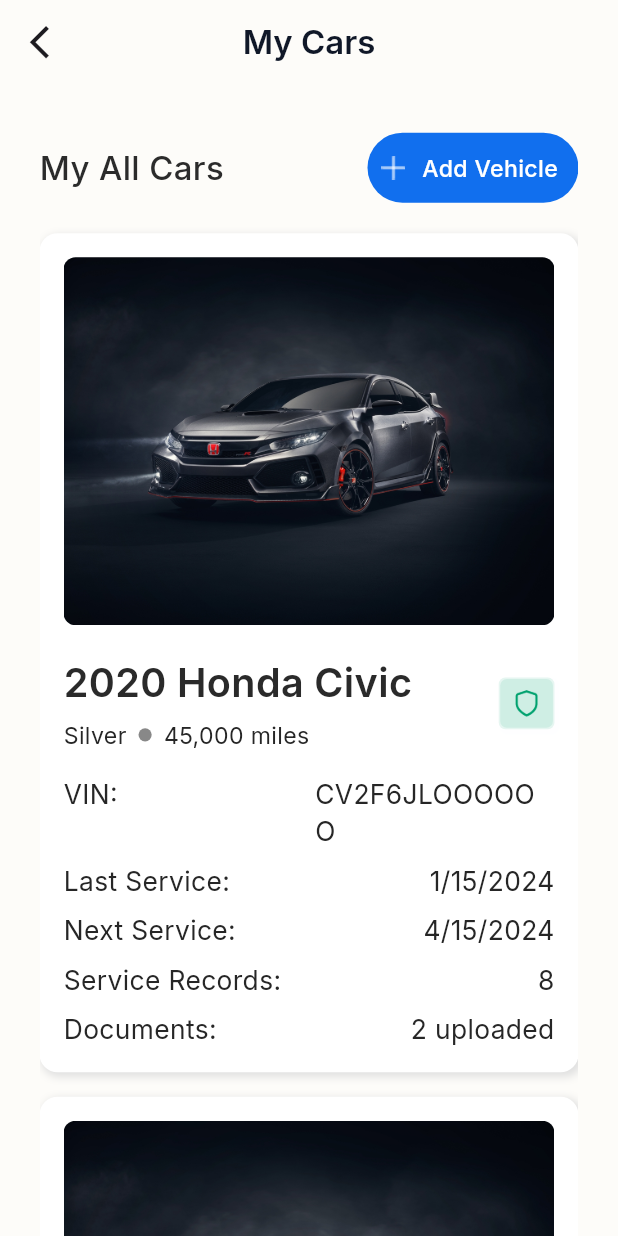
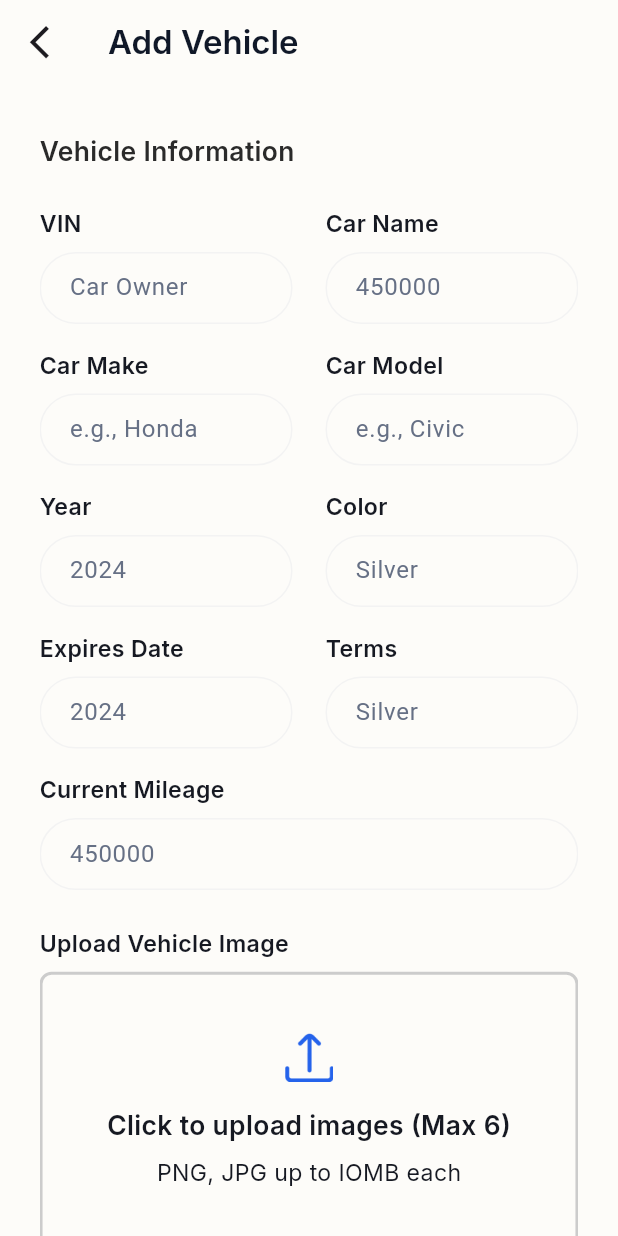
Before and after one commit to SadikurRahman1/salamora_ui, a Flutter app: the MyCarsScreen screen opened by its route, after a tap on "Add Vehicle", on a phone screen of 412 x 824 dp. Run offline on Flutter 3.47's test engine with Material 3 defaults, Android fonts, the light colour scheme and no system bars; our stand-ins replace flutter_spinkit, get, google_fonts, image_picker, pinput, shared_preferences; accounts and stored records are empty.

Commit message:
Add Vehicle screen done

```diff
--- a/selemara/lib/core/constants/app_colors.dart
+++ b/selemara/lib/core/constants/app_colors.dart
@@ -20,6 +20,7 @@
   static const Color geryColor = Color(0xFFA9A9A9);
   static const Color lightCream = Color(0xFFFDFCF9);
   static const Color borderColor = Color(0xFFD2DAE3);
+  static const Color borderColor3f3 = Color(0xFFf3f3f3);
   static const Color profileBorderColor = Color(0xFFF2F4F7);
   static const Color darkBlueGrey = Color(0xFF1F2C37);
   static const Color graphite = Color(0xFF45474E);
--- a/selemara/lib/core/constants/app_icons.dart
+++ b/selemara/lib/core/constants/app_icons.dart
@@ -30,4 +30,5 @@
   static const backArrow = "assets/icons/back_arrow.png";
   static const plus1 = "assets/icons/plus1.png";
   static const model = "assets/icons/model.png";
+  static const upload = "assets/icons/upload.png";
 }
--- a/selemara/lib/core/routes/app_pages.dart
+++ b/selemara/lib/core/routes/app_pages.dart
@@ -13,6 +13,7 @@
 import '../../features/auth/views/login_screen.dart';
 import '../../features/auth/views/register_screen.dart';
 import '../../features/car_owner_flow/car_owner_nevbar/view/owner_navbar_screen.dart';
+import '../../features/car_owner_flow/home/view/add_vehicle_screen.dart';
 import '../../features/car_owner_flow/home/view/my_cars_screen.dart';
 import '../../features/car_owner_flow/profile/binding/profile_binding.dart';
 import '../../features/car_owner_flow/profile/view/edit_profile_screen.dart';
@@ -97,6 +98,12 @@
       page: () => MyCarsScreen(),
     ),
 
+
+    GetPage(
+      name: AppRoutes.addVehicleScreen,
+      page: () => AddVehicleScreen(),
+    ),
+
     // GetPage(
     //   name: AppRoutes.home,
     //   page: () => const HomePage(),
--- a/selemara/lib/core/routes/app_routes.dart
+++ b/selemara/lib/core/routes/app_routes.dart
@@ -14,6 +14,7 @@
   static const verify = '/verify';
   static const ownerNavbarScreen = '/ownerNavbarScreen';
   static const myCarsScreen = '/myCarsScreen';
+  static const addVehicleScreen = '/addVehicleScreen';
 
 
   static const updatePasswordScreen = '/updatePasswordScreen';
--- /dev/null
+++ b/selemara/lib/features/car_owner_flow/home/controller/add_vehicle_controller.dart
@@ -0,0 +1,18 @@
+import 'dart:io';
+
+import 'package:flutter/cupertino.dart';
+import 'package:get/get.dart';
+
+class AddVehicleController extends GetxController{
+
+  TextEditingController vinController = TextEditingController();
+  TextEditingController carNameController = TextEditingController();
+  TextEditingController makeController = TextEditingController();
+  TextEditingController modelController = TextEditingController();
+  TextEditingController yearController = TextEditingController();
+  TextEditingController colorController = TextEditingController();
+  TextEditingController expiresController = TextEditingController();
+  TextEditingController tremsController = TextEditingController();
+  TextEditingController currentController = TextEditingController();
+  Rxn<File> file = Rxn<File>();
+}
--- /dev/null
+++ b/selemara/lib/features/car_owner_flow/home/view/add_vehicle_screen.dart
@@ -0,0 +1,258 @@
+import 'dart:developer';
+import 'dart:io';
+
+import 'package:flutter/material.dart';
+import 'package:selemara/core/constants/app_icons.dart';
+import 'package:selemara/core/widgets/custom_button.dart';
+
+import '../../../../core/constants/app_colors.dart';
+import '../../../../core/constants/app_responsive.dart';
+import '../../../../core/widgets/app_text.dart';
+import '../../../../core/widgets/custom_appbar.dart';
+import '../../profile/widget/custom_text_field.dart';
+import '../controller/add_vehicle_controller.dart';
+import '../widget/car_info_section.dart';
+import 'package:get/get.dart';
+
+import '../widget/get_image.dart';
+
+class AddVehicleScreen extends StatelessWidget {
+  AddVehicleScreen({super.key});
+
+  final controller = Get.put(AddVehicleController());
+
+  @override
+  Widget build(BuildContext context) {
+    final res = AppResponsive();
+
+    return Scaffold(
+      appBar: CustomAppBar(
+        title: "Add Vehicle",
+
+        leading: Icon(Icons.arrow_back_ios, size: res.wp(24)),
+      ),
+
+      body: Padding(
+        padding: EdgeInsets.symmetric(horizontal: res.wp(24)),
+        child: CustomScrollView(
+          slivers: [
+            SliverToBoxAdapter(child: SizedBox(height: res.hp(32))),
+
+            SliverToBoxAdapter(
+              child: AppText(
+                "Vehicle Information",
+                color: AppColors.textColor2A2A,
+                fontSize: 16,
+                fontWeight: FontWeight.w600,
+              ),
+            ),
+            SliverToBoxAdapter(child: SizedBox(height: res.hp(24))),
+
+            CarInfoSection(
+              controllerA: controller.vinController,
+              controllerB: controller.carNameController,
+              label1: "VIN",
+              label2: "Car Name",
+              hint1: "Car Owner",
+              hint2: "450000",
+            ),
+
+            SliverToBoxAdapter(child: SizedBox(height: res.hp(16))),
+
+            CarInfoSection(
+              controllerA: controller.makeController,
+              controllerB: controller.modelController,
+
+              label1: "Car Make",
+              label2: "Car Model",
+              hint1: "e.g., Honda",
+              hint2: "e.g., Civic",
+            ),
+
+            SliverToBoxAdapter(child: SizedBox(height: res.hp(16))),
+
+            CarInfoSection(
+              controllerA: controller.makeController,
+              controllerB: controller.modelController,
+              label1: "Year",
+              label2: "Color",
+              hint1: "2024",
+              hint2: "Silver",
+            ),
+
+            SliverToBoxAdapter(child: SizedBox(height: res.hp(16))),
+
+            CarInfoSection(
+              controllerA: controller.expiresController,
+              controllerB: controller.tremsController,
+              label1: "Expires Date",
+              label2: "Terms",
+              hint1: "2024",
+              hint2: "Silver",
+            ),
+            SliverToBoxAdapter(child: SizedBox(height: res.hp(16))),
+
+            SliverToBoxAdapter(
+              child: AppText(
+                "Current Mileage",
+                color: AppColors.secondryTextColor,
+                fontSize: 14,
+                fontWeight: FontWeight.w600,
+              ),
+            ),
+
+            SliverToBoxAdapter(child: SizedBox(height: res.hp(8))),
+
+            SliverToBoxAdapter(
+              child: CustomTextField(
+                borderRadius: 24,
+                bordarColor: AppColors.borderColor3f3,
+                controller: controller.currentController,
+                hintText: "450000",
+              ),
+            ),
+            SliverToBoxAdapter(child: SizedBox(height: res.hp(24))),
+
+            SliverToBoxAdapter(
+              child: AppText(
+                "Upload Vehicle Image",
+                color: AppColors.secondryTextColor,
+                fontSize: 14,
+                fontWeight: FontWeight.w600,
+              ),
+            ),
+            SliverToBoxAdapter(child: SizedBox(height: res.hp(8))),
+
+            SliverToBoxAdapter(
+              child: GestureDetector(
+                onTap: () {
+                  GetImageFromGalleryCamera().chooseImage(context, (image) {
+                    log("............$image............");
+                    controller.file.value = File(image.path);
+                  });
+                },
+                child: Container(
+                  alignment: Alignment.center,
+                  padding: EdgeInsets.symmetric(horizontal: 17, vertical: 39),
+                  decoration: BoxDecoration(
+                    border: Border.all(width: 2, color: Color(0xFFCCCCCC)),
+
+                    borderRadius: BorderRadius.circular(8),
+                  ),
+
+                  child: Column(
+                    children: [
+                      Image.asset(
+                        AppIcons.upload,
+                        height: res.hp(32),
+                        width: res.wp(32),
+                      ),
+                      SizedBox(height: res.hp(16)),
+
+                      AppText(
+                        "Click to upload images (Max 6)",
+                        color: AppColors.secondryTextColor,
+                        fontSize: 16,
+                        fontWeight: FontWeight.w600,
+                      ),
+                      SizedBox(height: res.hp(8)),
+
+                      AppText(
+                        "PNG, JPG up to IOMB each",
+                        color: AppColors.secondryTextColor,
+                        fontSize: 14,
+                        fontWeight: FontWeight.w400,
+                      ),
+                    ],
+                  ),
+                ),
+              ),
+            ),
+
+            SliverToBoxAdapter(child: SizedBox(height: res.hp(24))),
+
+            SliverToBoxAdapter(
+              child: AppText(
+                "Upload Document",
+                color: AppColors.secondryTextColor,
+                fontSize: 14,
+                fontWeight: FontWeight.w600,
+              ),
+            ),
+            SliverToBoxAdapter(child: SizedBox(height: res.hp(8))),
+
+            SliverToBoxAdapter(
+              child: GestureDetector(
+                onTap: () {
+                  GetImageFromGalleryCamera().chooseImage(context, (image) {
+                    log("............$image............");
+                    controller.file.value = File(image.path);
+                  });
+                },
+                child: Container(
+                  alignment: Alignment.center,
+                  padding: EdgeInsets.symmetric(horizontal: 17, vertical: 39),
+                  decoration: BoxDecoration(
+                    border: Border.all(width: 2, color: Color(0xFFCCCCCC)),
+
+                    borderRadius: BorderRadius.circular(8),
+                  ),
+
+                  child: Column(
+                    children: [
+                      Image.asset(
+                        AppIcons.upload,
+                        height: res.hp(32),
+                        width: res.wp(32),
+                      ),
+                      SizedBox(height: res.hp(16)),
+
+                      AppText(
+                        "Click to upload images (Max 6)",
+                        color: AppColors.secondryTextColor,
+                        fontSize: 16,
+                        fontWeight: FontWeight.w600,
+                      ),
+                      SizedBox(height: res.hp(8)),
+
+                      AppText(
+                        "PNG, JPG up to IOMB each",
+                        color: AppColors.secondryTextColor,
+                        fontSize: 14,
+                        fontWeight: FontWeight.w400,
+                      ),
+                    ],
+                  ),
+                ),
+              ),
+            ),
+
+            SliverToBoxAdapter(child: SizedBox(height: res.hp(32))),
+
+            SliverToBoxAdapter(
+              child: Row(
+                children: [
+                  Expanded(
+                    child: CustomButton(
+                      btnColor: Color(0xFFF5F5F5),
+                      text: "Cancel",
+                      onTap: () {},
+                      textColor: Color(0xFFACACAC),
+                    ),
+                  ),
+
+                  SizedBox(width: res.wp(20)),
+                  Expanded(
+                    child: CustomButton(text: "Add Vehicle", onTap: () {}),
+                  ),
+                ],
+              ),
+            ),
+
+            SliverToBoxAdapter(child: SizedBox(height: res.wp(52))),
+          ],
+        ),
+      ),
+    );
+  }
+}
--- a/selemara/lib/features/car_owner_flow/home/view/my_cars_screen.dart
+++ b/selemara/lib/features/car_owner_flow/home/view/my_cars_screen.dart
@@ -1,8 +1,9 @@
 import 'package:flutter/material.dart';
 import 'package:selemara/core/constants/app_colors.dart';
 import 'package:selemara/core/constants/app_icons.dart';
+import 'package:selemara/core/routes/app_routes.dart';
 import 'package:selemara/core/widgets/custom_button.dart';
-
+import 'package:get/get.dart';
 import '../../../../core/constants/app_images.dart';
 import '../../../../core/constants/app_responsive.dart';
 import '../../../../core/widgets/app_text.dart';
@@ -43,7 +44,9 @@
                     width: res.wp(128),
                     child: CustomButton(
                       text: "Add Vehicle ",
-                      onTap: () {},
+                      onTap: () {
+                        Get.toNamed(AppRoutes.addVehicleScreen);
+                      },
 
                       iconPath: AppIcons.plus1,
                     ),
--- /dev/null
+++ b/selemara/lib/features/car_owner_flow/home/widget/car_info_section.dart
@@ -0,0 +1,80 @@
+import 'package:flutter/cupertino.dart';
+import 'package:selemara/features/car_owner_flow/profile/widget/custom_text_field.dart';
+
+import '../../../../core/constants/app_colors.dart';
+import '../../../../core/constants/app_responsive.dart';
+import '../../../../core/widgets/app_text.dart';
+
+class CarInfoSection extends StatelessWidget {
+  final String label1;
+  final String label2;
+  final String hint1;
+  final String hint2;
+  final TextEditingController controllerA;
+  final TextEditingController controllerB;
+
+  const CarInfoSection({
+    Key? key,
+    required this.label1,
+    required this.label2,
+    required this.hint1,
+    required this.hint2,
+    required this.controllerA,
+    required this.controllerB,
+  }) : super(key: key);
+
+  @override
+  Widget build(BuildContext context) {
+    final res = AppResponsive();
+    return SliverToBoxAdapter(
+      child: Row(
+        children: [
+          Expanded(
+            child: Column(
+              mainAxisAlignment: MainAxisAlignment.start,
+              crossAxisAlignment: CrossAxisAlignment.start,
+              children: [
+                AppText(
+                  label1,
+                  color: AppColors.secondryTextColor,
+                  fontSize: 14,
+                  fontWeight: FontWeight.w600,
+                ),
+                SizedBox(height: res.hp(8)),
+                CustomTextField(
+                  borderRadius: 24,
+                  bordarColor: AppColors.borderColor3f3,
+                  controller: controllerA,
+                  hintText: hint1,
+                ),
+              ],
+            ),
+          ),
+
+          SizedBox(width: res.wp(20)),
+          Expanded(
+            child: Column(
+              mainAxisAlignment: MainAxisAlignment.start,
+              crossAxisAlignment: CrossAxisAlignment.start,
+              children: [
+                AppText(
+                  label2,
+                  color: AppColors.secondryTextColor,
+                  fontSize: 14,
+                  fontWeight: FontWeight.w600,
+                ),
+                SizedBox(height: res.hp(8)),
+                CustomTextField(
+                  borderRadius: 24,
+                  bordarColor: AppColors.borderColor3f3,
+                  controller: controllerB,
+                  hintText: hint2,
+                ),
+              ],
+            ),
+          ),
+        ],
+      ),
+    );
+  }
+}
--- /dev/null
+++ b/selemara/lib/features/car_owner_flow/home/widget/get_image.dart
@@ -0,0 +1,99 @@
+import 'package:flutter/material.dart';
+import 'package:image_picker/image_picker.dart';
+
+import '../../../../core/constants/app_colors.dart';
+
+
+class GetImageFromGalleryCamera {
+  chooseImage(BuildContext context, void Function(XFile image)? onTap) {
+    return showModalBottomSheet(
+      context: context,
+      builder: (context) {
+        return SizedBox(
+          height: 160,
+          child: Column(
+            mainAxisAlignment: MainAxisAlignment.start,
+            children: [
+              Container(
+                height: 50,
+                width: double.infinity,
+                decoration: BoxDecoration(
+                  color: AppColors.primaryColor,
+                  border: Border.all(color: AppColors.primaryColor),
+                  borderRadius: const BorderRadius.only(
+                    bottomRight: Radius.circular(20),
+                    bottomLeft: Radius.circular(20),
+                  ),
+                ),
+                child: const Center(
+                  child: Text(
+                    "Choose Option",
+                    style: TextStyle(
+                      color: Colors.white,
+                      fontWeight: FontWeight.bold,
+                      fontSize: 16,
+                    ),
+                  ),
+                ),
+              ),
+              const SizedBox(height: 30),
+              Row(
+                mainAxisAlignment: MainAxisAlignment.spaceBetween,
+                children: [
+                  const SizedBox(width: 5),
+                  InkWell(
+                    onTap: () {
+                      _openCamera(context, onTap);
+                    },
+                    child: Column(
+                      children: const [
+                        Icon(Icons.camera_enhance_outlined, size: 30, color: Colors.indigo),
+                        SizedBox(height: 5),
+                        Text(
+                          "From Camera",
+                          style: TextStyle(fontSize: 16, fontWeight: FontWeight.bold),
+                        ),
+                      ],
+                    ),
+                  ),
+                  InkWell(
+                    onTap: () {
+                      _openGallery(context, onTap);
+                    },
+                    child: Column(
+                      children: const [
+                        Icon(Icons.photo_album, size: 30, color: Colors.indigo),
+                        SizedBox(height: 5),
+                        Text(
+                          "From Gallery",
+                          style: TextStyle(fontSize: 16, fontWeight: FontWeight.bold),
+                        ),
+                      ],
+                    ),
+                  ),
+                  const SizedBox(width: 5),
+                ],
+              ),
+            ],
+          ),
+        );
+      },
+    );
+  }
+
+  void _openGallery( context, void Function(XFile image)? onTap) async {
+    final picture = await ImagePicker().pickImage(source: ImageSource.gallery);
+    if (picture != null) {
+      onTap?.call(picture);
+    }
+    Navigator.of(context).pop();
+  }
+
+  void _openCamera( context, void Function(XFile image)? onTap) async {
+    final picture = await ImagePicker().pickImage(source: ImageSource.camera);
+    if (picture != null) {
+      onTap?.call(picture);
+    }
+    Navigator.of(context).pop();
+  }
+}
--- a/selemara/lib/features/car_owner_flow/profile/widget/custom_text_field.dart
+++ b/selemara/lib/features/car_owner_flow/profile/widget/custom_text_field.dart
@@ -8,13 +8,15 @@
   final String hintText;
   final TextInputType? keyboardType;
   final bool obscureText;
+  final Color? bordarColor;
+  final double? borderRadius;
 
   const CustomTextField({
     super.key,
     required this.controller,
     required this.hintText,
     this.keyboardType,
-    this.obscureText = false,
+    this.obscureText = false, this.bordarColor, this.borderRadius,
   });
 
   @override
@@ -30,23 +32,27 @@
         ),
         contentPadding: const EdgeInsets.symmetric(horizontal: 16, vertical: 12),
         enabledBorder: OutlineInputBorder(
-          borderRadius: BorderRadius.circular(8),
-          borderSide: const BorderSide(
-            color: Color(0xFFD0D5DD),
+          borderRadius: BorderRadius.circular(borderRadius??8),
+          borderSide: BorderSide(
+            color: bordarColor?? AppColors.borderEditText,
           ),
         ),
         focusedBorder: OutlineInputBorder(
-          borderRadius: BorderRadius.circular(8),
-          borderSide: const BorderSide(
-            color: AppColors.borderEditText,
+          borderRadius: BorderRadius.circular(borderRadius??8),
+          borderSide: BorderSide(
+            color:bordarColor?? AppColors.borderEditText,
             width: 1,
           ),
         ),
         border: OutlineInputBorder(
-          borderRadius: BorderRadius.circular(8),
-        ),
+            borderRadius: BorderRadius.circular(borderRadius??8),
+            borderSide: BorderSide(
+              color:bordarColor?? AppColors.borderEditText,
+              width: 1,
+            ),
+
       ),
     )
-    ;
+    );
   }
 }
--- a/selemara/pubspec.yaml
+++ b/selemara/pubspec.yaml
@@ -40,6 +40,7 @@
   flutter_spinkit: ^5.2.1
   google_fonts: ^6.3.0
   dropdown_button2: ^2.3.9
+  image_picker: ^1.1.2
   pinput: ^5.0.1
 dev_dependencies:
   flutter_test:
```
Also changed, not shown: selemara/assets/icons/upload.png (added), selemara/pubspec.lock, 5 other files.
